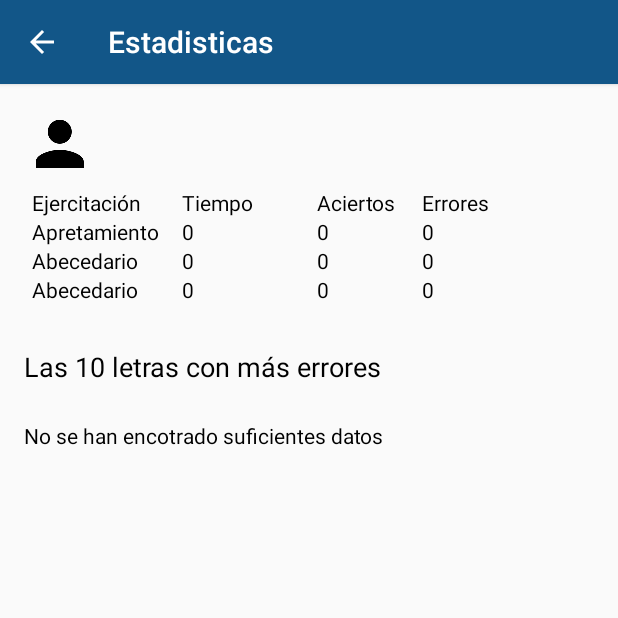
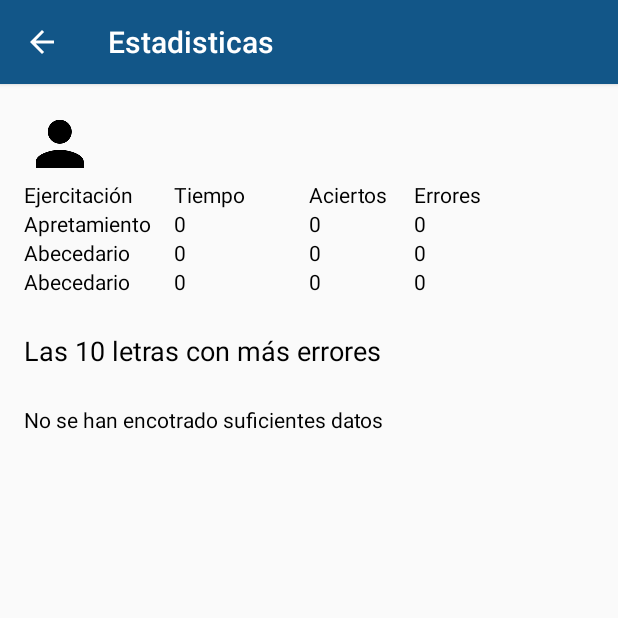
Before and after one commit to martintama/louis-app, an Android app: the StatsActivity screen opened directly, with no data from a screen before it, on a phone screen of 412 x 824 dp, the top half of it. Run offline under Robolectric (Android 15) with nearby library versions, the phone set to English and light mode, and no system bars; libraries missing offline, so code that uses them is left out: com.j256.ormlite, net.danlew.android; 6 statements that could not run were skipped.

Commit message:
Bugfix in 10 most missed chars and small change in layout in statistics

```diff
--- a/app/src/main/java/com/inclutec/louis/db/SQLiteHelper.java
+++ b/app/src/main/java/com/inclutec/louis/db/SQLiteHelper.java
@@ -297,7 +297,7 @@ public class SQLiteHelper extends OrmLiteSqliteOpenHelper {
                                     " cast(cast(cast(qty_miss as float) / cast(qty_ok + qty_miss as float) as float)*100 as int) " +
                                     " from character_statistics where user_id = " + userId +
                                     " and active = 1" +
-                                    " order by qty_miss / (qty_ok + qty_miss) desc, qty_miss desc, character " +
+                                    " order by cast(cast(cast(qty_miss as float) / cast(qty_ok + qty_miss as float) as float)*100 as int) desc, qty_miss desc, character " +
                                     " limit 10");
 
             List<String[]> results = rawResults.getResults();
--- a/app/src/main/res/layout/activity_stats.xml
+++ b/app/src/main/res/layout/activity_stats.xml
@@ -44,7 +44,6 @@
             android:layout_height="wrap_content"
             android:columnCount="5"
             android:rowCount="4"
-            android:padding="5dp"
             android:layout_gravity="center_horizontal"
             >
             <TextView
@@ -198,7 +197,8 @@
             android:layout_width="match_parent"
             android:layout_height="wrap_content"
             android:layout_gravity="center_horizontal"
-            android:id="@+id/mostMissedCharacterTable">
+            android:id="@+id/mostMissedCharacterTable"
+            android:stretchColumns="*">
 
         </TableLayout>
 
```
Also changed, not shown: app/src/main/java/com/inclutec/louis/ui/StatsActivity.java (+19 -7 lines).
